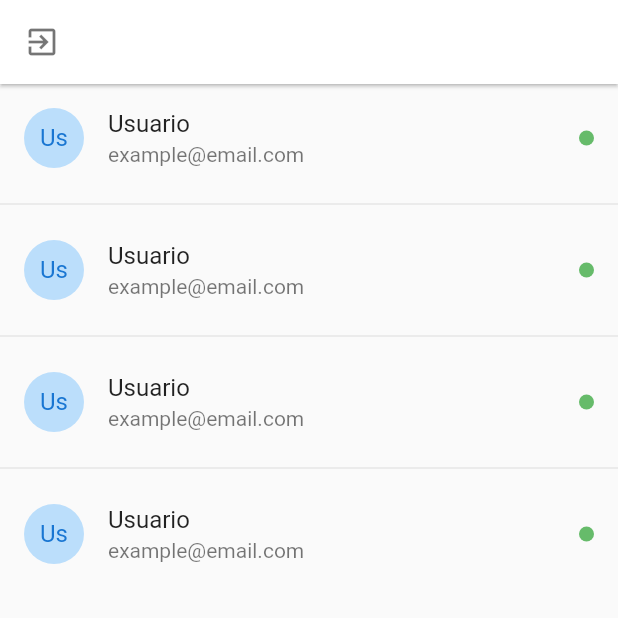
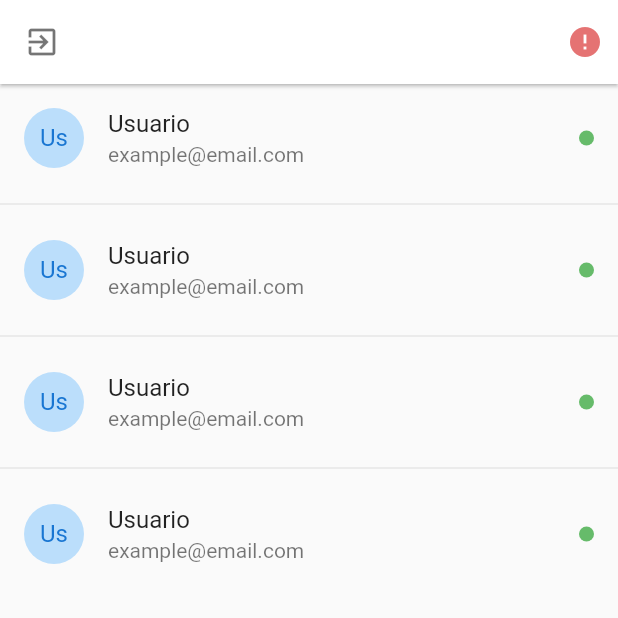
Before and after one commit to fmontalvoo/chat_app, a Flutter app: the UsersPage screen opened by its route, on a phone screen of 412 x 824 dp, the top half of it. Run offline on Flutter 3.47's test engine with Material 2 defaults, Android fonts, the phone set to English and light mode, and no system bars; drawn by our look-alikes of pull_to_refresh; our stand-ins replace flutter_secure_storage, socket_io_client; accounts and stored records are empty.

```diff
--- a/lib/main.dart
+++ b/lib/main.dart
@@ -5,6 +5,7 @@ import 'package:provider/provider.dart';
 import 'package:chat_app/src/routes/app_routes.dart';
 
 import 'package:chat_app/src/services/auth_service.dart';
+import 'package:chat_app/src/services/socket_service.dart';
 
 void main() {
   runApp(ChatApp());
@@ -15,7 +16,8 @@ class ChatApp extends StatelessWidget {
   Widget build(BuildContext context) {
     return MultiProvider(
       providers: [
-        ChangeNotifierProvider(create: (context) => AuthService()),
+        ChangeNotifierProvider(create: (_) => AuthService()),
+        ChangeNotifierProvider(create: (_) => SocketService())
       ],
       child: MaterialApp(
         title: 'Chat App',
--- a/lib/src/services/auth_service.dart
+++ b/lib/src/services/auth_service.dart
@@ -24,7 +24,7 @@ class AuthService with ChangeNotifier {
 
   UserModel get user => this._user;
 
-  Future<String> getToken() async {
+  static Future<String> getToken() async {
     final storage = new FlutterSecureStorage();
     final token = await storage.read(key: 'jwt');
     return token;
--- a/lib/src/ui/pages/users_page.dart
+++ b/lib/src/ui/pages/users_page.dart
@@ -1,10 +1,12 @@
-import 'package:chat_app/src/routes/app_routes.dart';
 import 'package:flutter/material.dart';
 
 import 'package:provider/provider.dart';
 import 'package:pull_to_refresh/pull_to_refresh.dart';
 
 import 'package:chat_app/src/services/auth_service.dart';
+import 'package:chat_app/src/services/socket_service.dart';
+
+import 'package:chat_app/src/routes/app_routes.dart';
 
 class UsersPage extends StatefulWidget {
   @override
@@ -17,9 +19,8 @@ class _UsersPageState extends State<UsersPage> {
 
   @override
   Widget build(BuildContext context) {
-    final authService = Provider.of<AuthService>(context);
     return Scaffold(
-      appBar: _appBar(authService.user.name),
+      appBar: _appBar(context),
       body: SmartRefresher(
           onRefresh: _onRefresh,
           enablePullDown: true,
@@ -35,11 +36,14 @@ class _UsersPageState extends State<UsersPage> {
     );
   }
 
-  AppBar _appBar(String name) {
+  AppBar _appBar(BuildContext context) {
+    final authService = Provider.of<AuthService>(context);
+    final socketService = Provider.of<SocketService>(context);
+
     return AppBar(
       centerTitle: true,
       title: Text(
-        name,
+        authService.user.name,
         style: TextStyle(color: Colors.black54),
       ),
       elevation: 1.0,
@@ -47,17 +51,18 @@ class _UsersPageState extends State<UsersPage> {
       leading: IconButton(
         icon: Icon(Icons.exit_to_app, color: Colors.black54),
         onPressed: () {
-          context.read<AuthService>().logout();
+          authService.logout();
+          socketService.disconnect();
           Navigator.pushReplacementNamed(context, AppRoutes.LOGIN);
         },
       ),
       actions: [
-        // Container(
-        //   margin: EdgeInsets.only(right: 10.0),
-        //   child: socketService.serverStatus == ServerStatus.Online
-        //       ? Icon(Icons.check_circle, color: Colors.green[300])
-        //       : Icon(Icons.error, color: Colors.red[300]),
-        // )
+        Container(
+          margin: EdgeInsets.only(right: 10.0),
+          child: (socketService.serverStatus == ServerStatus.Online)
+              ? Icon(Icons.check_circle, color: Colors.green[300])
+              : Icon(Icons.error, color: Colors.red[300]),
+        )
       ],
     );
   }
--- a/pubspec.yaml
+++ b/pubspec.yaml
@@ -22,6 +22,8 @@ dependencies:
 
   pull_to_refresh: ^1.6.4
 
+  socket_io_client: ^0.9.12
+
   flutter_secure_storage: ^3.3.5
 
 dev_dependencies:
```
Also changed, not shown: lib/src/services/socket_service.dart (added, +44 -0 lines), lib/src/ui/pages/loading_page.dart (+6 -2 lines), lib/src/ui/pages/login_page.dart (+6 -2 lines), lib/src/ui/pages/register_page.dart (+8 -3 lines), pubspec.lock.
